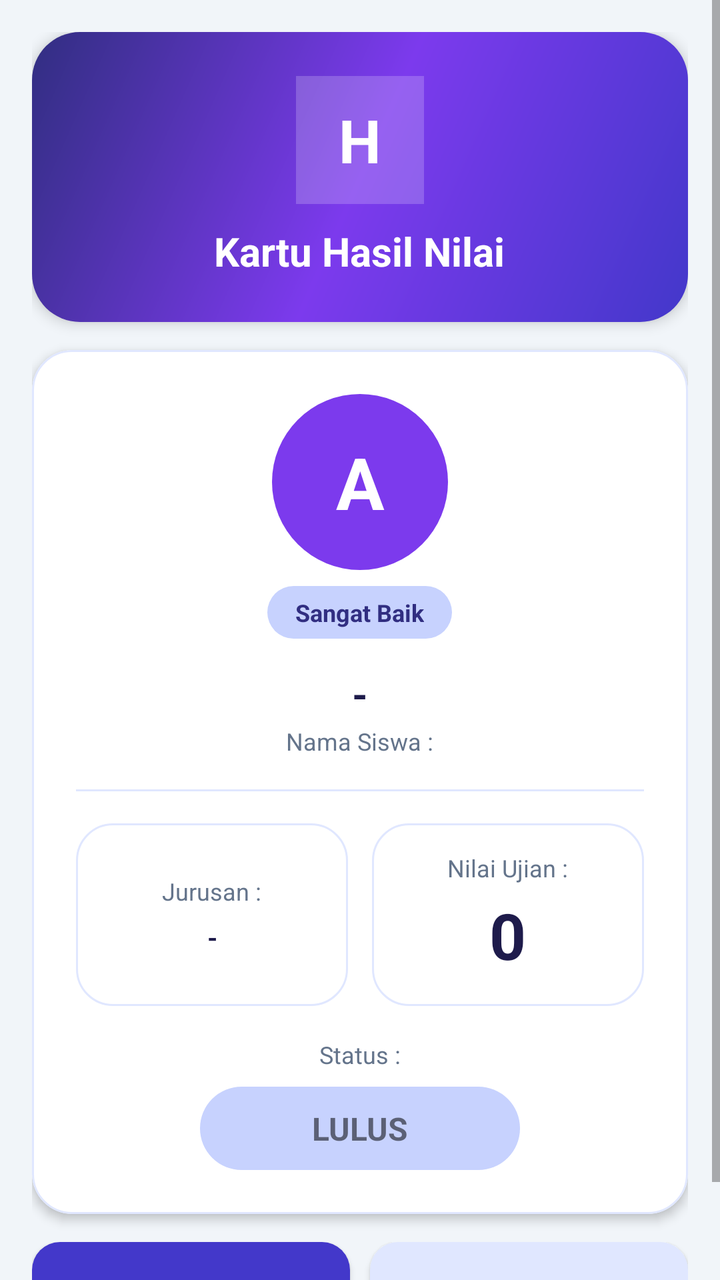
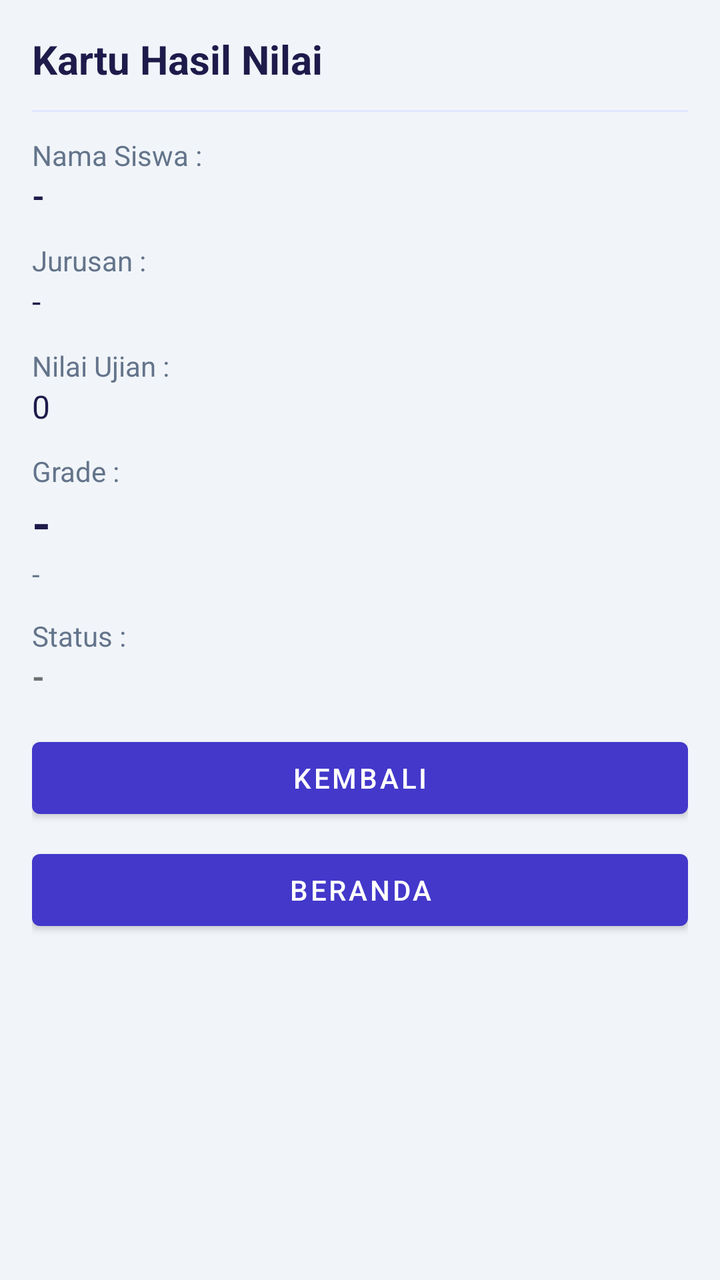

Screens rendered from an Android XML layout before and after an edit, with the pre-edit source and the edit as a unified diff.
<!-- AndroidManifest.xml: application theme Theme.Alfian04 -->
<!-- res/layout/activity_result.xml -->
<?xml version="1.0" encoding="utf-8"?>
<ScrollView xmlns:android="http://schemas.android.com/apk/res/android"
    xmlns:app="http://schemas.android.com/apk/res-auto"
    android:layout_width="match_parent"
    android:layout_height="match_parent"
    android:background="@color/background"
    android:fillViewport="true">

    <LinearLayout
        android:layout_width="match_parent"
        android:layout_height="wrap_content"
        android:orientation="vertical"
        android:padding="16dp">

        
        <LinearLayout
            android:layout_width="match_parent"
            android:layout_height="wrap_content"
            android:background="@drawable/bg_hero_banner"
            android:elevation="4dp"
            android:gravity="center_horizontal"
            android:orientation="vertical"
            android:padding="22dp">

            <TextView
                android:layout_width="64dp"
                android:layout_height="64dp"
                android:background="#33FFFFFF"
                android:gravity="center"
                android:text="H"
                android:textColor="@color/white"
                android:textSize="30sp"
                android:textStyle="bold" />

            <TextView
                android:layout_width="wrap_content"
                android:layout_height="wrap_content"
                android:layout_marginTop="10dp"
                android:gravity="center"
                android:text="@string/result_title"
                android:textColor="@color/white"
                android:textSize="20sp"
                android:textStyle="bold" />
        </LinearLayout>

        
        <com.google.android.material.card.MaterialCardView
            android:layout_width="match_parent"
            android:layout_height="wrap_content"
            android:layout_marginTop="14dp"
            app:cardBackgroundColor="@color/card_background"
            app:cardCornerRadius="20dp"
            app:cardElevation="3dp"
            app:strokeColor="@color/divider"
            app:strokeWidth="1dp">

            <LinearLayout
                android:layout_width="match_parent"
                android:layout_height="wrap_content"
                android:gravity="center_horizontal"
                android:orientation="vertical"
                android:padding="22dp">

                
                <TextView
                    android:id="@+id/tv_res_grade"
                    android:layout_width="88dp"
                    android:layout_height="88dp"
                    android:background="@drawable/bg_avatar_circle"
                    android:gravity="center"
                    android:text="A"
                    android:textColor="@color/white"
                    android:textSize="36sp"
                    android:textStyle="bold" />

                <TextView
                    android:id="@+id/tv_res_grade_desc"
                    android:layout_width="wrap_content"
                    android:layout_height="wrap_content"
                    android:layout_marginTop="8dp"
                    android:background="@drawable/bg_pill_badge"
                    android:gravity="center"
                    android:paddingStart="14dp"
                    android:paddingEnd="14dp"
                    android:paddingTop="5dp"
                    android:paddingBottom="5dp"
                    android:text="Sangat Baik"
                    android:textColor="@color/primary_dark"
                    android:textSize="12sp"
                    android:textStyle="bold" />

                
                <TextView
                    android:id="@+id/tv_res_name"
                    android:layout_width="match_parent"
                    android:layout_height="wrap_content"
                    android:layout_marginTop="14dp"
                    android:gravity="center"
                    android:text="-"
                    android:textColor="@color/text_primary"
                    android:textSize="20sp"
                    android:textStyle="bold" />

                <TextView
                    android:layout_width="wrap_content"
                    android:layout_height="wrap_content"
                    android:layout_marginTop="2dp"
                    android:text="@string/result_name_label"
                    android:textColor="@color/text_secondary"
                    android:textSize="12sp" />

                <View
                    android:layout_width="match_parent"
                    android:layout_height="1dp"
                    android:layout_marginTop="16dp"
                    android:layout_marginBottom="16dp"
                    android:background="@color/divider" />

                
                <LinearLayout
                    android:layout_width="match_parent"
                    android:layout_height="wrap_content"
                    android:orientation="horizontal">

                    <LinearLayout
                        android:layout_width="0dp"
                        android:layout_height="match_parent"
                        android:layout_marginEnd="6dp"
                        android:layout_weight="1"
                        android:background="@drawable/bg_card_rounded"
                        android:gravity="center"
                        android:orientation="vertical"
                        android:padding="14dp">

                        <TextView
                            android:layout_width="wrap_content"
                            android:layout_height="wrap_content"
                            android:text="@string/result_jurusan_label"
                            android:textColor="@color/text_secondary"
                            android:textSize="12sp" />

                        <TextView
                            android:id="@+id/tv_res_jurusan"
                            android:layout_width="match_parent"
                            android:layout_height="wrap_content"
                            android:layout_marginTop="6dp"
                            android:gravity="center"
                            android:text="-"
                            android:textColor="@color/text_primary"
                            android:textSize="13sp"
                            android:textStyle="bold" />
                    </LinearLayout>

                    <LinearLayout
                        android:layout_width="0dp"
                        android:layout_height="match_parent"
                        android:layout_marginStart="6dp"
                        android:layout_weight="1"
                        android:background="@drawable/bg_card_rounded"
                        android:gravity="center"
                        android:orientation="vertical"
                        android:padding="14dp">

                        <TextView
                            android:layout_width="wrap_content"
                            android:layout_height="wrap_content"
                            android:text="@string/result_score_label"
                            android:textColor="@color/text_secondary"
                            android:textSize="12sp" />

                        <TextView
                            android:id="@+id/tv_res_score"
                            android:layout_width="wrap_content"
                            android:layout_height="wrap_content"
                            android:layout_marginTop="4dp"
                            android:text="0"
                            android:textColor="@color/text_primary"
                            android:textSize="32sp"
                            android:textStyle="bold" />
                    </LinearLayout>
                </LinearLayout>

                
                <TextView
                    android:layout_width="wrap_content"
                    android:layout_height="wrap_content"
                    android:layout_marginTop="16dp"
                    android:text="@string/result_status_label"
                    android:textColor="@color/text_secondary"
                    android:textSize="12sp" />

                <TextView
                    android:id="@+id/tv_res_status"
                    android:layout_width="wrap_content"
                    android:layout_height="wrap_content"
                    android:layout_marginTop="8dp"
                    android:background="@drawable/bg_pill_badge"
                    android:gravity="center"
                    android:minWidth="160dp"
                    android:paddingStart="20dp"
                    android:paddingEnd="20dp"
                    android:paddingTop="10dp"
                    android:paddingBottom="10dp"
                    android:text="LULUS"
                    android:textSize="16sp"
                    android:textStyle="bold" />

            </LinearLayout>
        </com.google.android.material.card.MaterialCardView>

        
        <LinearLayout
            android:layout_width="match_parent"
            android:layout_height="wrap_content"
            android:layout_marginTop="14dp"
            android:orientation="horizontal">

            <com.google.android.material.button.MaterialButton
                android:id="@+id/btn_res_back"
                android:layout_width="0dp"
                android:layout_height="56dp"
                android:layout_marginEnd="5dp"
                android:layout_weight="1"
                android:insetTop="0dp"
                android:insetBottom="0dp"
                android:text="KEMBALI"
                android:textSize="13sp"
                app:backgroundTint="@color/primary"
                app:cornerRadius="14dp" />

            <com.google.android.material.button.MaterialButton
                android:id="@+id/btn_res_home"
                android:layout_width="0dp"
                android:layout_height="56dp"
                android:layout_marginStart="5dp"
                android:layout_weight="1"
                android:insetTop="0dp"
                android:insetBottom="0dp"
                android:text="BERANDA"
                android:textSize="13sp"
                app:backgroundTint="@color/divider"
                app:cornerRadius="14dp" />
        </LinearLayout>

    </LinearLayout>
</ScrollView>
<!-- resources referenced by this layout -->
<resources>
  <color name="background">#F1F5F9</color>
  <color name="card_background">#FFFFFF</color>
  <color name="divider">#E0E7FF</color>
  <color name="primary">#4338CA</color>
  <color name="primary_dark">#312E81</color>
  <color name="text_primary">#1E1B4B</color>
  <color name="text_secondary">#64748B</color>
  <color name="white">#FFFFFFFF</color>
  <!-- drawable bg_avatar_circle (drawable) -->
  <?xml version="1.0" encoding="utf-8"?>
  <shape xmlns:android="http://schemas.android.com/apk/res/android"
      android:shape="oval">
      <solid android:color="@color/accent" />
  </shape>
  <!-- drawable bg_card_rounded (drawable) -->
  <?xml version="1.0" encoding="utf-8"?>
  <shape xmlns:android="http://schemas.android.com/apk/res/android"
      android:shape="rectangle">
      <solid android:color="@color/card_background" />
      <stroke
          android:width="1dp"
          android:color="@color/divider" />
      <corners android:radius="18dp" />
  </shape>
  <!-- drawable bg_hero_banner (drawable) -->
  <?xml version="1.0" encoding="utf-8"?>
  <shape xmlns:android="http://schemas.android.com/apk/res/android"
      android:shape="rectangle">
      <gradient
          android:angle="135"
          android:startColor="@color/primary"
          android:centerColor="@color/accent"
          android:endColor="@color/primary_dark"
          android:type="linear" />
      <corners android:radius="24dp" />
  </shape>
  <!-- drawable bg_pill_badge (drawable) -->
  <?xml version="1.0" encoding="utf-8"?>
  <shape xmlns:android="http://schemas.android.com/apk/res/android"
      android:shape="rectangle">
      <solid android:color="@color/primary_light" />
      <corners android:radius="50dp" />
  </shape>
  <string name="result_jurusan_label">Jurusan :</string>
  <string name="result_name_label">Nama Siswa :</string>
  <string name="result_score_label">Nilai Ujian :</string>
  <string name="result_status_label">Status :</string>
  <string name="result_title">Kartu Hasil Nilai</string>
  <style name="Theme.Alfian04" parent="Base.Theme.Alfian04" />
  <color name="accent">#7C3AED</color>
  <color name="primary_light">#C7D2FE</color>
  <style name="Base.Theme.Alfian04" parent="Theme.MaterialComponents.DayNight.NoActionBar">
          <item name="colorPrimary">@color/primary</item>
          <item name="colorPrimaryDark">@color/primary_dark</item>
          <item name="colorAccent">@color/accent</item>
          <item name="android:statusBarColor">@color/primary_dark</item>
          <item name="editTextStyle">@style/Widget.Alfian04.EditText</item>
      </style>
  <style name="Widget.Alfian04.EditText" parent="Widget.AppCompat.EditText">
          <item name="android:background">@drawable/bg_edit_text</item>
          <item name="android:textColor">@color/edit_text_color</item>
          <item name="android:textColorHint">@color/edit_text_hint</item>
          <item name="android:textSize">15sp</item>
      </style>
  <!-- drawable bg_edit_text (drawable) -->
  <?xml version="1.0" encoding="utf-8"?>
  <shape xmlns:android="http://schemas.android.com/apk/res/android"
      android:shape="rectangle">
      <solid android:color="@color/edit_text_background" />
      <stroke
          android:width="1.5dp"
          android:color="@color/primary" />
      <corners android:radius="12dp" />
      <padding
          android:bottom="10dp"
          android:left="14dp"
          android:right="14dp"
          android:top="10dp" />
  </shape>
  <color name="edit_text_color">#1E1B4B</color>
  <color name="edit_text_hint">#94A3B8</color>
  <color name="edit_text_background">#FFFFFF</color>
</resources>

<!-- the commit's change to res/layout/activity_result.xml (unified diff, before → after) -->
@@ -1,6 +1,5 @@
 <?xml version="1.0" encoding="utf-8"?>
 <ScrollView xmlns:android="http://schemas.android.com/apk/res/android"
-    xmlns:app="http://schemas.android.com/apk/res-auto"
     android:layout_width="match_parent"
     android:layout_height="match_parent"
     android:background="@color/background"
@@ -12,235 +11,123 @@
         android:orientation="vertical"
         android:padding="16dp">
 
-        
-        <LinearLayout
+        <TextView
+            android:layout_width="wrap_content"
+            android:layout_height="wrap_content"
+            android:text="@string/result_title"
+            android:textColor="@color/text_primary"
+            android:textSize="20sp"
+            android:textStyle="bold" />
+
+        <View
+            android:layout_width="match_parent"
+            android:layout_height="1dp"
+            android:layout_marginTop="12dp"
+            android:layout_marginBottom="12dp"
+            android:background="@color/divider" />
+
+        <TextView
+            android:layout_width="wrap_content"
+            android:layout_height="wrap_content"
+            android:text="@string/result_name_label"
+            android:textColor="@color/text_secondary"
+            android:textSize="14sp" />
+
+        <TextView
+            android:id="@+id/tv_res_name"
             android:layout_width="match_parent"
             android:layout_height="wrap_content"
-            android:background="@drawable/bg_hero_banner"
-            android:elevation="4dp"
-            android:gravity="center_horizontal"
-            android:orientation="vertical"
-            android:padding="22dp">
+            android:layout_marginBottom="12dp"
+            android:text="-"
+            android:textColor="@color/text_primary"
+            android:textSize="16sp"
+            android:textStyle="bold" />
 
-            <TextView
-                android:layout_width="64dp"
-                android:layout_height="64dp"
-                android:background="#33FFFFFF"
-                android:gravity="center"
-                android:text="H"
-                android:textColor="@color/white"
-                android:textSize="30sp"
-                android:textStyle="bold" />
+        <TextView
+            android:layout_width="wrap_content"
+            android:layout_height="wrap_content"
+            android:text="@string/result_jurusan_label"
+            android:textColor="@color/text_secondary"
+            android:textSize="14sp" />
 
-            <TextView
-                android:layout_width="wrap_content"
-                android:layout_height="wrap_content"
-                android:layout_marginTop="10dp"
-                android:gravity="center"
-                android:text="@string/result_title"
-                android:textColor="@color/white"
-                android:textSize="20sp"
-                android:textStyle="bold" />
-        </LinearLayout>
-
-        
-        <com.google.android.material.card.MaterialCardView
+        <TextView
+            android:id="@+id/tv_res_jurusan"
             android:layout_width="match_parent"
             android:layout_height="wrap_content"
-            android:layout_marginTop="14dp"
-            app:cardBackgroundColor="@color/card_background"
-            app:cardCornerRadius="20dp"
-            app:cardElevation="3dp"
-            app:strokeColor="@color/divider"
-            app:strokeWidth="1dp">
+            android:layout_marginBottom="12dp"
+            android:text="-"
+            android:textColor="@color/text_primary"
+            android:textSize="16sp" />
 
-            <LinearLayout
-                android:layout_width="match_parent"
-                android:layout_height="wrap_content"
-                android:gravity="center_horizontal"
-                android:orientation="vertical"
-                android:padding="22dp">
+        <TextView
+            android:layout_width="wrap_content"
+            android:layout_height="wrap_content"
+            android:text="@string/result_score_label"
+            android:textColor="@color/text_secondary"
+            android:textSize="14sp" />
 
-                
-                <TextView
-                    android:id="@+id/tv_res_grade"
-                    android:layout_width="88dp"
-                    android:layout_height="88dp"
-                    android:background="@drawable/bg_avatar_circle"
-                    android:gravity="center"
-                    android:text="A"
-                    android:textColor="@color/white"
-                    android:textSize="36sp"
-                    android:textStyle="bold" />
-
-                <TextView
-                    android:id="@+id/tv_res_grade_desc"
-                    android:layout_width="wrap_content"
-                    android:layout_height="wrap_content"
-                    android:layout_marginTop="8dp"
-                    android:background="@drawable/bg_pill_badge"
-                    android:gravity="center"
-                    android:paddingStart="14dp"
-                    android:paddingEnd="14dp"
-                    android:paddingTop="5dp"
-                    android:paddingBottom="5dp"
-                    android:text="Sangat Baik"
-                    android:textColor="@color/primary_dark"
-                    android:textSize="12sp"
-                    android:textStyle="bold" />
-
-                
-                <TextView
-                    android:id="@+id/tv_res_name"
-                    android:layout_width="match_parent"
-                    android:layout_height="wrap_content"
-                    android:layout_marginTop="14dp"
-                    android:gravity="center"
-                    android:text="-"
-                    android:textColor="@color/text_primary"
-                    android:textSize="20sp"
-                    android:textStyle="bold" />
-
-                <TextView
-                    android:layout_width="wrap_content"
-                    android:layout_height="wrap_content"
-                    android:layout_marginTop="2dp"
-                    android:text="@string/result_name_label"
-                    android:textColor="@color/text_secondary"
-                    android:textSize="12sp" />
-
-                <View
-                    android:layout_width="match_parent"
-                    android:layout_height="1dp"
-                    android:layout_marginTop="16dp"
-                    android:layout_marginBottom="16dp"
-                    android:background="@color/divider" />
-
-                
-                <LinearLayout
-                    android:layout_width="match_parent"
-                    android:layout_height="wrap_content"
-                    android:orientation="horizontal">
-
-                    <LinearLayout
-                        android:layout_width="0dp"
-                        android:layout_height="match_parent"
-                        android:layout_marginEnd="6dp"
-                        android:layout_weight="1"
-                        android:background="@drawable/bg_card_rounded"
-                        android:gravity="center"
-                        android:orientation="vertical"
-                        android:padding="14dp">
-
-                        <TextView
-                            android:layout_width="wrap_content"
-                            android:layout_height="wrap_content"
-                            android:text="@string/result_jurusan_label"
-                            android:textColor="@color/text_secondary"
-                            android:textSize="12sp" />
-
-                        <TextView
-                            android:id="@+id/tv_res_jurusan"
-                            android:layout_width="match_parent"
-                            android:layout_height="wrap_content"
-                            android:layout_marginTop="6dp"
-                            android:gravity="center"
-                            android:text="-"
-                            android:textColor="@color/text_primary"
-                            android:textSize="13sp"
-                            android:textStyle="bold" />
-                    </LinearLayout>
-
-                    <LinearLayout
-                        android:layout_width="0dp"
-                        android:layout_height="match_parent"
-                        android:layout_marginStart="6dp"
-                        android:layout_weight="1"
-                        android:background="@drawable/bg_card_rounded"
-                        android:gravity="center"
-                        android:orientation="vertical"
-                        android:padding="14dp">
-
-                        <TextView
-                            android:layout_width="wrap_content"
-                            android:layout_height="wrap_content"
-                            android:text="@string/result_score_label"
-                            android:textColor="@color/text_secondary"
-                            android:textSize="12sp" />
-
-                        <TextView
-                            android:id="@+id/tv_res_score"
-                            android:layout_width="wrap_content"
-                            android:layout_height="wrap_content"
-                            android:layout_marginTop="4dp"
-                            android:text="0"
-                            android:textColor="@color/text_primary"
-                            android:textSize="32sp"
-                            android:textStyle="bold" />
-                    </LinearLayout>
-                </LinearLayout>
-
-                
-                <TextView
-                    android:layout_width="wrap_content"
-                    android:layout_height="wrap_content"
-                    android:layout_marginTop="16dp"
-                    android:text="@string/result_status_label"
-                    android:textColor="@color/text_secondary"
-                    android:textSize="12sp" />
-
-                <TextView
-                    android:id="@+id/tv_res_status"
-                    android:layout_width="wrap_content"
-                    android:layout_height="wrap_content"
-                    android:layout_marginTop="8dp"
-                    android:background="@drawable/bg_pill_badge"
-                    android:gravity="center"
-                    android:minWidth="160dp"
-                    android:paddingStart="20dp"
-                    android:paddingEnd="20dp"
-                    android:paddingTop="10dp"
-                    android:paddingBottom="10dp"
-                    android:text="LULUS"
-                    android:textSize="16sp"
-                    android:textStyle="bold" />
-
-            </LinearLayout>
-        </com.google.android.material.card.MaterialCardView>
-
-        
-        <LinearLayout
+        <TextView
+            android:id="@+id/tv_res_score"
             android:layout_width="match_parent"
             android:layout_height="wrap_content"
-            android:layout_marginTop="14dp"
-            android:orientation="horizontal">
+            android:layout_marginBottom="12dp"
+            android:text="0"
+            android:textColor="@color/text_primary"
+            android:textSize="16sp" />
 
-            <com.google.android.material.button.MaterialButton
-                android:id="@+id/btn_res_back"
-                android:layout_width="0dp"
-                android:layout_height="56dp"
-                android:layout_marginEnd="5dp"
-                android:layout_weight="1"
-                android:insetTop="0dp"
-                android:insetBottom="0dp"
-                android:text="KEMBALI"
-                android:textSize="13sp"
-                app:backgroundTint="@color/primary"
-                app:cornerRadius="14dp" />
+        <TextView
+            android:layout_width="wrap_content"
+            android:layout_height="wrap_content"
+            android:text="@string/result_grade_label"
+            android:textColor="@color/text_secondary"
+            android:textSize="14sp" />
 
-            <com.google.android.material.button.MaterialButton
-                android:id="@+id/btn_res_home"
-                android:layout_width="0dp"
-                android:layout_height="56dp"
-                android:layout_marginStart="5dp"
-                android:layout_weight="1"
-                android:insetTop="0dp"
-                android:insetBottom="0dp"
-                android:text="BERANDA"
-                android:textSize="13sp"
-                app:backgroundTint="@color/divider"
-                app:cornerRadius="14dp" />
-        </LinearLayout>
+        <TextView
+            android:id="@+id/tv_res_grade"
+            android:layout_width="match_parent"
+            android:layout_height="wrap_content"
+            android:text="-"
+            android:textColor="@color/text_primary"
+            android:textSize="24sp"
+            android:textStyle="bold" />
+
+        <TextView
+            android:id="@+id/tv_res_grade_desc"
+            android:layout_width="match_parent"
+            android:layout_height="wrap_content"
+            android:layout_marginBottom="12dp"
+            android:text="-"
+            android:textColor="@color/text_secondary"
+            android:textSize="14sp" />
+
+        <TextView
+            android:layout_width="wrap_content"
+            android:layout_height="wrap_content"
+            android:text="@string/result_status_label"
+            android:textColor="@color/text_secondary"
+            android:textSize="14sp" />
+
+        <TextView
+            android:id="@+id/tv_res_status"
+            android:layout_width="match_parent"
+            android:layout_height="wrap_content"
+            android:layout_marginBottom="16dp"
+            android:text="-"
+            android:textSize="16sp"
+            android:textStyle="bold" />
+
+        <Button
+            android:id="@+id/btn_res_back"
+            android:layout_width="match_parent"
+            android:layout_height="wrap_content"
+            android:text="KEMBALI" />
+
+        <Button
+            android:id="@+id/btn_res_home"
+            android:layout_width="match_parent"
+            android:layout_height="wrap_content"
+            android:layout_marginTop="8dp"
+            android:text="BERANDA" />
 
     </LinearLayout>
 </ScrollView>
<!-- resource entries referenced after the edit -->
@@ -1,48 +1,12 @@
 <!-- resources referenced by this layout -->
 <resources>
   <color name="background">#F1F5F9</color>
-  <color name="card_background">#FFFFFF</color>
   <color name="divider">#E0E7FF</color>
   <color name="primary">#4338CA</color>
   <color name="primary_dark">#312E81</color>
   <color name="text_primary">#1E1B4B</color>
   <color name="text_secondary">#64748B</color>
-  <color name="white">#FFFFFFFF</color>
-  <!-- drawable bg_avatar_circle (drawable) -->
-  <?xml version="1.0" encoding="utf-8"?>
-  <shape xmlns:android="http://schemas.android.com/apk/res/android"
-      android:shape="oval">
-      <solid android:color="@color/accent" />
-  </shape>
-  <!-- drawable bg_card_rounded (drawable) -->
-  <?xml version="1.0" encoding="utf-8"?>
-  <shape xmlns:android="http://schemas.android.com/apk/res/android"
-      android:shape="rectangle">
-      <solid android:color="@color/card_background" />
-      <stroke
-          android:width="1dp"
-          android:color="@color/divider" />
-      <corners android:radius="18dp" />
-  </shape>
-  <!-- drawable bg_hero_banner (drawable) -->
-  <?xml version="1.0" encoding="utf-8"?>
-  <shape xmlns:android="http://schemas.android.com/apk/res/android"
-      android:shape="rectangle">
-      <gradient
-          android:angle="135"
-          android:startColor="@color/primary"
-          android:centerColor="@color/accent"
-          android:endColor="@color/primary_dark"
-          android:type="linear" />
-      <corners android:radius="24dp" />
-  </shape>
-  <!-- drawable bg_pill_badge (drawable) -->
-  <?xml version="1.0" encoding="utf-8"?>
-  <shape xmlns:android="http://schemas.android.com/apk/res/android"
-      android:shape="rectangle">
-      <solid android:color="@color/primary_light" />
-      <corners android:radius="50dp" />
-  </shape>
+  <string name="result_grade_label">Grade :</string>
   <string name="result_jurusan_label">Jurusan :</string>
   <string name="result_name_label">Nama Siswa :</string>
   <string name="result_score_label">Nilai Ujian :</string>
@@ -50,7 +14,6 @@
   <string name="result_title">Kartu Hasil Nilai</string>
   <style name="Theme.Alfian04" parent="Base.Theme.Alfian04" />
   <color name="accent">#7C3AED</color>
-  <color name="primary_light">#C7D2FE</color>
   <style name="Base.Theme.Alfian04" parent="Theme.MaterialComponents.DayNight.NoActionBar">
           <item name="colorPrimary">@color/primary</item>
           <item name="colorPrimaryDark">@color/primary_dark</item>
